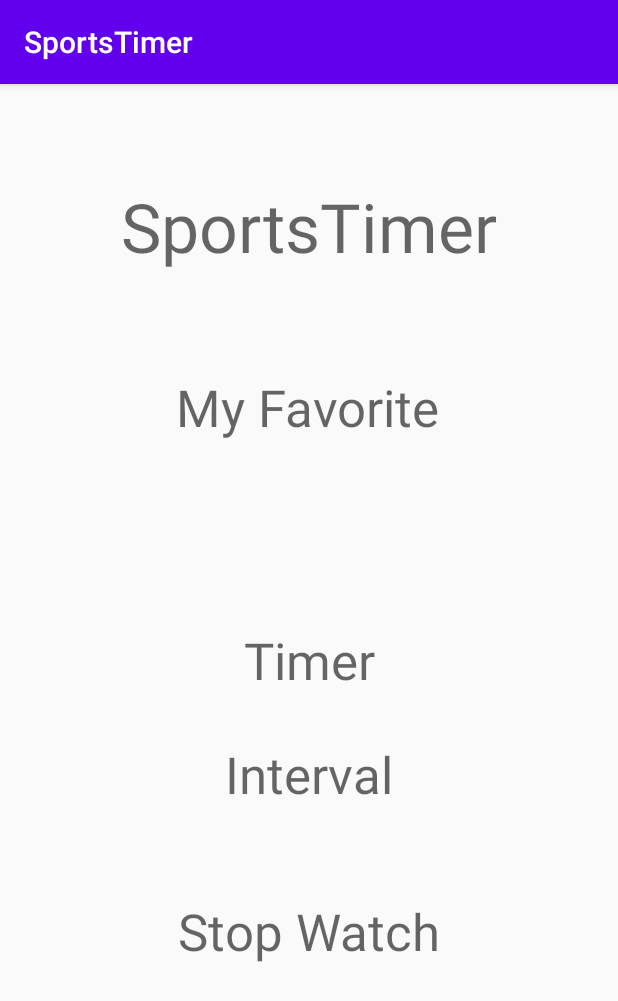
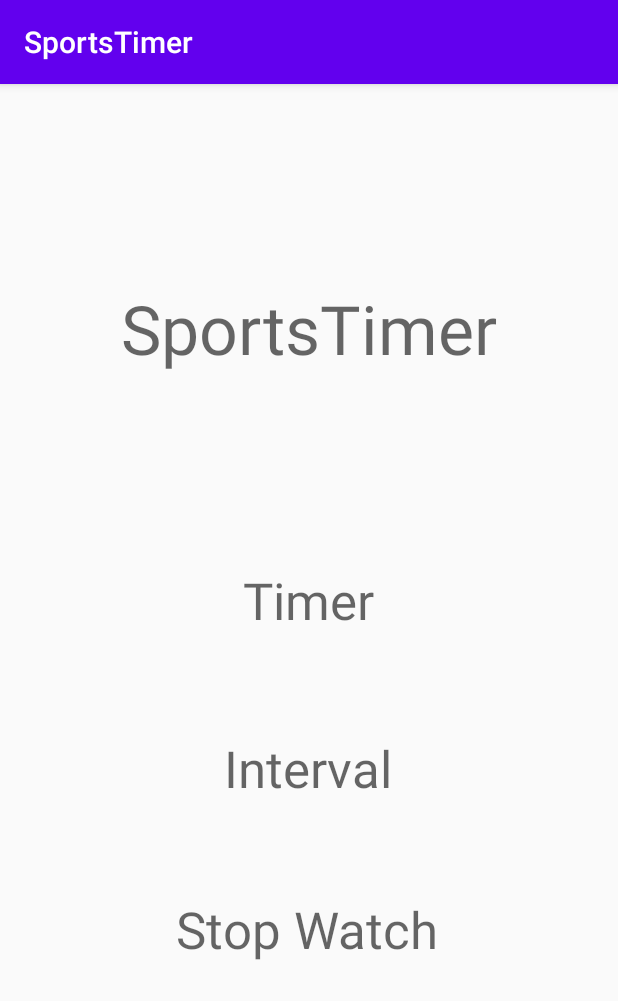
Before and after one commit to KUASE-AndroidDev2020/Project04, an Android app: the screen it shows after launch (MainActivity), on a phone screen of 412 x 824 dp. Shown: the top 1001 px of the screen. Run offline under Robolectric (Android 15) with nearby library versions, the light colour scheme and no system bars.

Commit message:
my favorite ボタンを消しました

```diff
--- a/app/src/main/res/layout/activity_main.xml
+++ b/app/src/main/res/layout/activity_main.xml
@@ -18,20 +18,7 @@
         app:layout_constraintRight_toRightOf="parent"
         app:layout_constraintStart_toStartOf="parent"
         app:layout_constraintTop_toTopOf="parent"
-        app:layout_constraintVertical_bias="0.091" />
-
-    <TextView
-        android:id="@+id/Myfavorite"
-        android:layout_width="wrap_content"
-        android:layout_height="wrap_content"
-        android:text="My Favorite"
-        android:textAppearance="@style/TextAppearance.AppCompat.Display1"
-        app:layout_constraintBottom_toBottomOf="parent"
-        app:layout_constraintEnd_toEndOf="parent"
-        app:layout_constraintHorizontal_bias="0.497"
-        app:layout_constraintStart_toStartOf="parent"
-        app:layout_constraintTop_toTopOf="parent"
-        app:layout_constraintVertical_bias="0.267" />
+        app:layout_constraintVertical_bias="0.188" />
 
     <TextView
         android:id="@+id/timer"
@@ -41,8 +28,10 @@
         android:textAppearance="@style/TextAppearance.AppCompat.Display1"
         app:layout_constraintBottom_toBottomOf="parent"
         app:layout_constraintEnd_toEndOf="parent"
+        app:layout_constraintHorizontal_bias="0.498"
         app:layout_constraintStart_toStartOf="parent"
-        app:layout_constraintTop_toTopOf="parent" />
+        app:layout_constraintTop_toTopOf="parent"
+        app:layout_constraintVertical_bias="0.445" />
 
     <TextView
         android:id="@+id/Interval"
@@ -52,9 +41,10 @@
         android:textAppearance="@style/TextAppearance.AppCompat.Display1"
         app:layout_constraintBottom_toBottomOf="parent"
         app:layout_constraintEnd_toEndOf="parent"
+        app:layout_constraintHorizontal_bias="0.498"
         app:layout_constraintStart_toStartOf="parent"
         app:layout_constraintTop_toTopOf="parent"
-        app:layout_constraintVertical_bias="0.605" />
+        app:layout_constraintVertical_bias="0.6" />
 
     <TextView
         android:id="@+id/stopwatch"
@@ -64,8 +54,9 @@
         android:textAppearance="@style/TextAppearance.AppCompat.Display1"
         app:layout_constraintBottom_toBottomOf="parent"
         app:layout_constraintEnd_toEndOf="parent"
+        app:layout_constraintHorizontal_bias="0.495"
         app:layout_constraintStart_toStartOf="parent"
         app:layout_constraintTop_toTopOf="parent"
-        app:layout_constraintVertical_bias="0.75" />
+        app:layout_constraintVertical_bias="0.748" />
 
 </androidx.constraintlayout.widget.ConstraintLayout>
```
